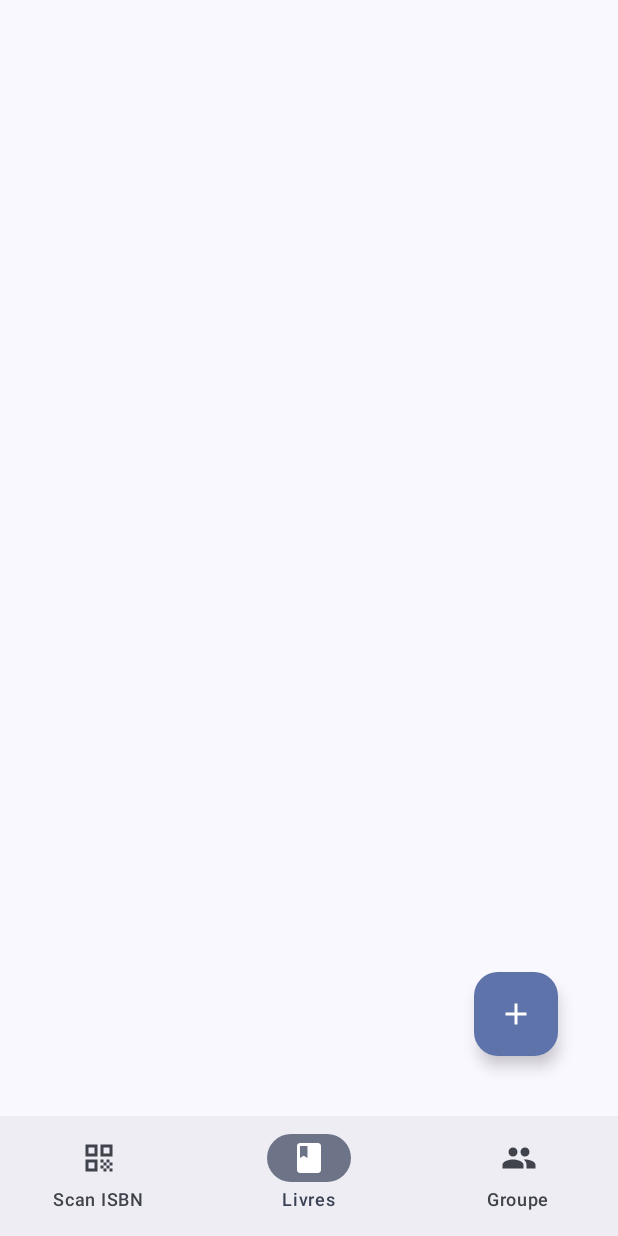
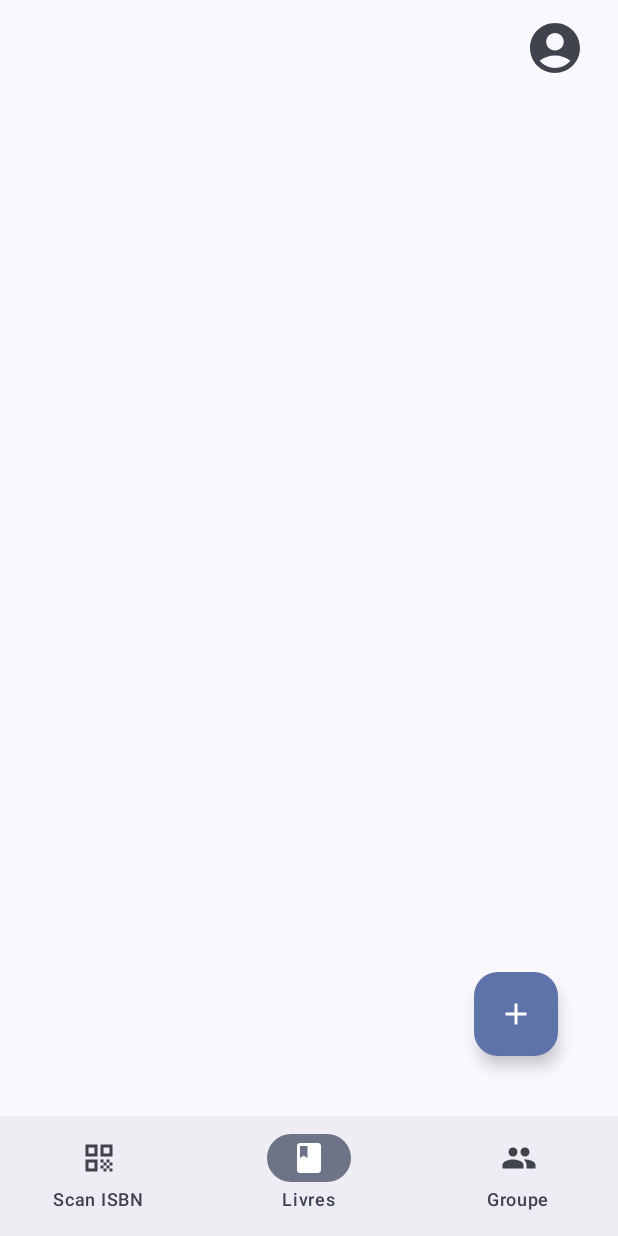
Before and after one commit to ragxorus/Le-Coincoin-Lecture, an Android app built with Jetpack Compose: the composable MainApp called with empty values, on a phone screen of 412 x 824 dp. Run offline under Robolectric (Android 15) with nearby library versions, the phone set to English and light mode, and no system bars; our stand-ins replace Firebase (no records; nobody signed in at launch, a user with empty details on screens opened directly).

Commit message:
feat(CoinCoinLivre) : ajout d'un view pour voir les statistique du compte et se déconnecter

```diff
--- a/app/src/main/java/com/example/coincoinlecture/data/FireBaseRepository.kt
+++ b/app/src/main/java/com/example/coincoinlecture/data/FireBaseRepository.kt
@@ -26,7 +26,7 @@ class FireBaseRepository(
             "pseudo" to pseudo
         )
         db.collection("Users").document(userId())
-            .set(user)
+            .set(user).await()
     }
 
     //vérifie si l'utilisateur connecte existe dans la DB
@@ -43,6 +43,12 @@ class FireBaseRepository(
             .get()
             .await()
             .isEmpty
+
+    suspend fun userPseudo(): String? =
+        db.collection("Users").document(userId())
+            .get()
+            .await()
+            .getString("pseudo")
 
     //ajoute un nouveau livre dans la sous collections Books de l'utilisateur connecte
     suspend fun newBook(b : Book){
@@ -78,8 +84,8 @@ class FireBaseRepository(
         maxDays = getLong("maxDays")?.toInt(),
     )
 
-    fun booksFlow(): Flow<List<Book>> = callbackFlow {
-        val registration = db.collection("Users").document(userId())
+    fun booksFlow(uid: String): Flow<List<Book>> = callbackFlow {
+        val registration = db.collection("Users").document(uid)
             .collection("Books")
             .addSnapshotListener { snapshot, error ->
                 if (error != null) {
@@ -90,4 +96,6 @@ class FireBaseRepository(
             }
         awaitClose { registration.remove() }
     }
+
+
 }
--- a/app/src/main/java/com/example/coincoinlecture/navigation/CoinCoinNavigation.kt
+++ b/app/src/main/java/com/example/coincoinlecture/navigation/CoinCoinNavigation.kt
@@ -5,11 +5,15 @@ import androidx.compose.foundation.layout.Arrangement
 import androidx.compose.foundation.layout.Column
 import androidx.compose.foundation.layout.fillMaxSize
 import androidx.compose.foundation.layout.padding
+import androidx.compose.foundation.layout.size
 import androidx.compose.material.icons.Icons
+import androidx.compose.material.icons.filled.AccountCircle
+import androidx.compose.material.icons.filled.ArrowBack
 import androidx.compose.material.icons.filled.Book
 import androidx.compose.material.icons.filled.Group
 import androidx.compose.material.icons.filled.QrCode
 import androidx.compose.material3.Button
+import androidx.compose.material3.CenterAlignedTopAppBar
 import androidx.compose.material3.CircularProgressIndicator
 import androidx.compose.material3.ExperimentalMaterial3Api
 import androidx.compose.material3.Icon
@@ -50,7 +54,10 @@ import com.example.coincoinlecture.viewmodel.FireBaseViewModel
 import kotlinx.coroutines.flow.Flow
 import kotlinx.coroutines.launch
 import androidx.compose.material3.Icon
+import androidx.compose.material3.IconButton
+import androidx.compose.ui.unit.dp
 import androidx.navigation.NavHost
+import com.example.coincoinlecture.ui.view.AccountView
 import com.example.coincoinlecture.ui.view.BookFormView
 import com.example.coincoinlecture.ui.view.BookView
 
@@ -59,6 +66,7 @@ private const val BOOK_FORM = "book_form"
 private const val SCAN = "scan"
 private const val GROUP = "group"
 
+private const val ACCOUNT = "account"
 
 @Composable
 fun CoinCoinNavigation(
@@ -98,6 +106,7 @@ fun CoinCoinNavigation(
     }
 }
 
+@OptIn(ExperimentalMaterial3Api::class)
 @Composable
 fun MainApp(
     userId: String,
@@ -108,7 +117,7 @@ fun MainApp(
     val navStart by nav.currentBackStackEntryAsState()
     val route = navStart?.destination?.route
 
-    val books by fireBaseViewModel.books.collectAsStateWithLifecycle()
+    val account by fireBaseViewModel.accountState.collectAsStateWithLifecycle()
 
     fun navigateTo(destination: String) {
         nav.navigate(destination) {
@@ -118,11 +127,30 @@ fun MainApp(
         }
     }
 
-    val showBottomBar = route in setOf(BOOK,SCAN,GROUP)
+    val showBar = route in setOf(BOOK,SCAN,GROUP)
 
     Scaffold(
+        topBar = {
+            if (showBar) {
+            CenterAlignedTopAppBar(
+                title = { Text("") },
+                actions = {
+                    IconButton(
+                        onClick = { navigateTo(ACCOUNT) },
+                        modifier = Modifier.size(76.dp)          // zone cliquable
+                    ) {
+                        Icon(
+                            Icons.Default.AccountCircle,
+                            contentDescription = "Profil",
+                            modifier = Modifier.size(40.dp)      // taille de l'icône
+                        )
+                    }
+                    }
+                )
+            }
+        },
         bottomBar = {
-            if(showBottomBar) {
+            if(showBar) {
                 NavigationBar() {
                     NavigationBarItem(
                         selected = route == SCAN,
@@ -159,7 +187,7 @@ fun MainApp(
             }
             composable(BOOK){
                 BookView(
-                    books,
+                    account,
                     {navigateTo(BOOK_FORM)},
                     fireBaseViewModel::deleteBook,
                     {}
@@ -169,6 +197,12 @@ fun MainApp(
                 BookFormView(
                     fireBaseViewModel::newBook,
                     {navigateTo(BOOK)}
+                )
+            }
+            composable(ACCOUNT){
+                AccountView(
+                    account,
+                    authViewModel::signOut
                 )
             }
         }
--- a/app/src/main/java/com/example/coincoinlecture/ui/theme/Type.kt
+++ b/app/src/main/java/com/example/coincoinlecture/ui/theme/Type.kt
@@ -14,8 +14,7 @@ val Typography = Typography(
         fontSize = 16.sp,
         lineHeight = 24.sp,
         letterSpacing = 0.5.sp
-    )
-    /* Other default text styles to override
+    ),
     titleLarge = TextStyle(
         fontFamily = FontFamily.Default,
         fontWeight = FontWeight.Normal,
@@ -30,5 +29,4 @@ val Typography = Typography(
         lineHeight = 16.sp,
         letterSpacing = 0.5.sp
     )
-    */
 )
--- /dev/null
+++ b/app/src/main/java/com/example/coincoinlecture/viewmodel/AccountState.kt
@@ -0,0 +1,12 @@
+package com.example.coincoinlecture.viewmodel
+
+import com.example.coincoinlecture.model.Book
+
+data class AccountState(
+    val pseudo : String,
+    val books : List<Book>
+){
+    val bookNumber : Int get() = books.size
+    val lendedBookNumber : Int get() = books.count {it.lender == pseudo}
+    val borrowedBookNumber : Int get() = books.count {it.borrower == pseudo}
+}
```
Also changed, not shown: app/src/main/java/com/example/coincoinlecture/ui/view/AccountView.kt (added, +71 -0 lines), app/src/main/java/com/example/coincoinlecture/ui/view/BookView.kt (+26 -7 lines), app/src/main/java/com/example/coincoinlecture/viewmodel/FireBaseViewModel.kt (+28 -5 lines).
